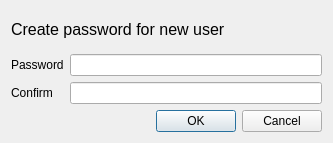
The window that pwdset.ui (Andrii-hotfix/FriendlyCrypter) describes before a commit, drawn with Qt 5.
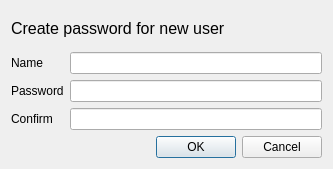
The same window after the commit.

```diff
--- a/pwdset.ui
+++ b/pwdset.ui
@@ -7,7 +7,7 @@
     <x>0</x>
     <y>0</y>
     <width>333</width>
-    <height>143</height>
+    <height>169</height>
    </rect>
   </property>
   <property name="windowTitle">
@@ -34,34 +34,44 @@
         <layout class="QVBoxLayout" name="EditVL">
          <item>
           <layout class="QFormLayout" name="formLayout">
-           <item row="0" column="0">
+           <item row="1" column="0">
             <widget class="QLabel" name="PwdLbl">
              <property name="text">
               <string>Password</string>
              </property>
             </widget>
            </item>
-           <item row="1" column="0">
+           <item row="2" column="0">
             <widget class="QLabel" name="ConfirmLbl">
              <property name="text">
               <string>Confirm</string>
              </property>
             </widget>
            </item>
-           <item row="1" column="1">
+           <item row="2" column="1">
             <widget class="QLineEdit" name="ConfirmLEdit">
              <property name="inputMethodHints">
               <set>Qt::ImhHiddenText</set>
              </property>
             </widget>
            </item>
-           <item row="0" column="1">
+           <item row="1" column="1">
             <widget class="QLineEdit" name="PwdLEdit">
              <property name="inputMethodHints">
               <set>Qt::ImhHiddenText|Qt::ImhSensitiveData</set>
              </property>
             </widget>
            </item>
+           <item row="0" column="1">
+            <widget class="QLineEdit" name="NameLEdit"/>
+           </item>
+           <item row="0" column="0">
+            <widget class="QLabel" name="NameLbl">
+             <property name="text">
+              <string>Name</string>
+             </property>
+            </widget>
+           </item>
           </layout>
          </item>
         </layout>
```
